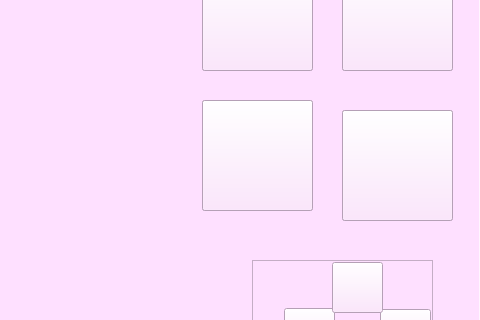
Old version of the form mainwindow.ui in the repository AmyMcMahon/cppGame; both pictures show x 320 to 800 and y 146 to 466 of the 800 by 600 pixel window.
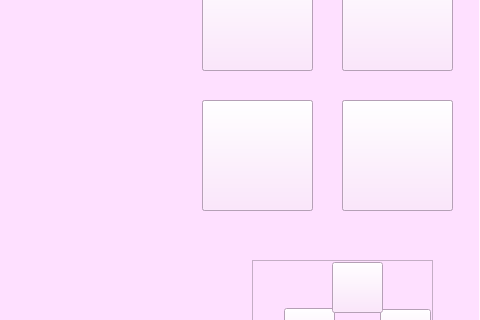
New version of the form.

Patch:
```diff
--- a/mainwindow.ui
+++ b/mainwindow.ui
@@ -368,11 +368,132 @@
       <property name="geometry">
        <rect>
         <x>660</x>
-        <y>230</y>
+        <y>220</y>
         <width>111</width>
         <height>111</height>
        </rect>
       </property>
+      <property name="palette">
+       <palette>
+        <active>
+         <colorrole role="Button">
+          <brush brushstyle="SolidPattern">
+           <color alpha="255">
+            <red>254</red>
+            <green>224</green>
+            <blue>255</blue>
+           </color>
+          </brush>
+         </colorrole>
+         <colorrole role="Base">
+          <brush brushstyle="SolidPattern">
+           <color alpha="255">
+            <red>254</red>
+            <green>224</green>
+            <blue>255</blue>
+           </color>
+          </brush>
+         </colorrole>
+         <colorrole role="Window">
+          <brush brushstyle="SolidPattern">
+           <color alpha="255">
+            <red>254</red>
+            <green>224</green>
+            <blue>255</blue>
+           </color>
+          </brush>
+         </colorrole>
+         <colorrole role="Shadow">
+          <brush brushstyle="SolidPattern">
+           <color alpha="255">
+            <red>254</red>
+            <green>224</green>
+            <blue>255</blue>
+           </color>
+          </brush>
+         </colorrole>
+        </active>
+        <inactive>
+         <colorrole role="Button">
+          <brush brushstyle="SolidPattern">
+           <color alpha="255">
+            <red>254</red>
+            <green>224</green>
+            <blue>255</blue>
+           </color>
+          </brush>
+         </colorrole>
+         <colorrole role="Base">
+          <brush brushstyle="SolidPattern">
+           <color alpha="255">
+            <red>254</red>
+            <green>224</green>
+            <blue>255</blue>
+           </color>
+          </brush>
+         </colorrole>
+         <colorrole role="Window">
+          <brush brushstyle="SolidPattern">
+           <color alpha="255">
+            <red>254</red>
+            <green>224</green>
+            <blue>255</blue>
+           </color>
+          </brush>
+         </colorrole>
+         <colorrole role="Shadow">
+          <brush brushstyle="SolidPattern">
+           <color alpha="255">
+            <red>254</red>
+            <green>224</green>
+            <blue>255</blue>
+           </color>
+          </brush>
+         </colorrole>
+        </inactive>
+        <disabled>
+         <colorrole role="Button">
+          <brush brushstyle="SolidPattern">
+           <color alpha="255">
+            <red>254</red>
+            <green>224</green>
+            <blue>255</blue>
+           </color>
+          </brush>
+         </colorrole>
+         <colorrole role="Base">
+          <brush brushstyle="SolidPattern">
+           <color alpha="255">
+            <red>254</red>
+            <green>224</green>
+            <blue>255</blue>
+           </color>
+          </brush>
+         </colorrole>
+         <colorrole role="Window">
+          <brush brushstyle="SolidPattern">
+           <color alpha="255">
+            <red>254</red>
+            <green>224</green>
+            <blue>255</blue>
+           </color>
+          </brush>
+         </colorrole>
+         <colorrole role="Shadow">
+          <brush brushstyle="SolidPattern">
+           <color alpha="255">
+            <red>254</red>
+            <green>224</green>
+            <blue>255</blue>
+           </color>
+          </brush>
+         </colorrole>
+        </disabled>
+       </palette>
+      </property>
+      <property name="focusPolicy">
+       <enum>Qt::NoFocus</enum>
+      </property>
       <property name="styleSheet">
        <string notr="true">
 background-color:rgb(254, 224, 255);</string>
@@ -440,7 +561,7 @@
       <property name="geometry">
        <rect>
         <x>660</x>
-        <y>230</y>
+        <y>220</y>
         <width>111</width>
         <height>111</height>
        </rect>
```
Left out of the diff: 121 changed lines with no effect on the pictures.
